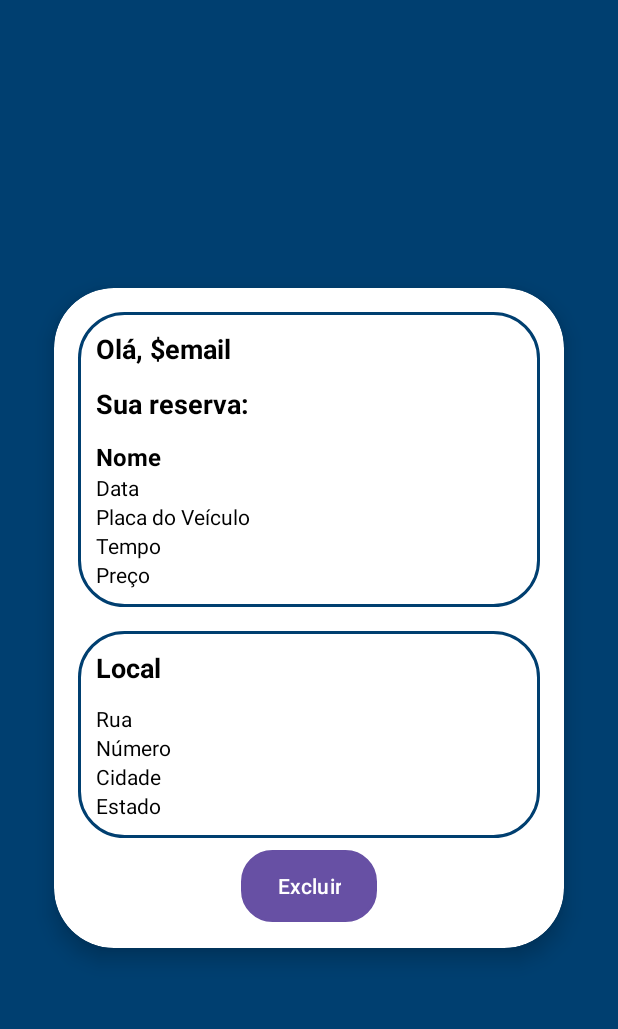
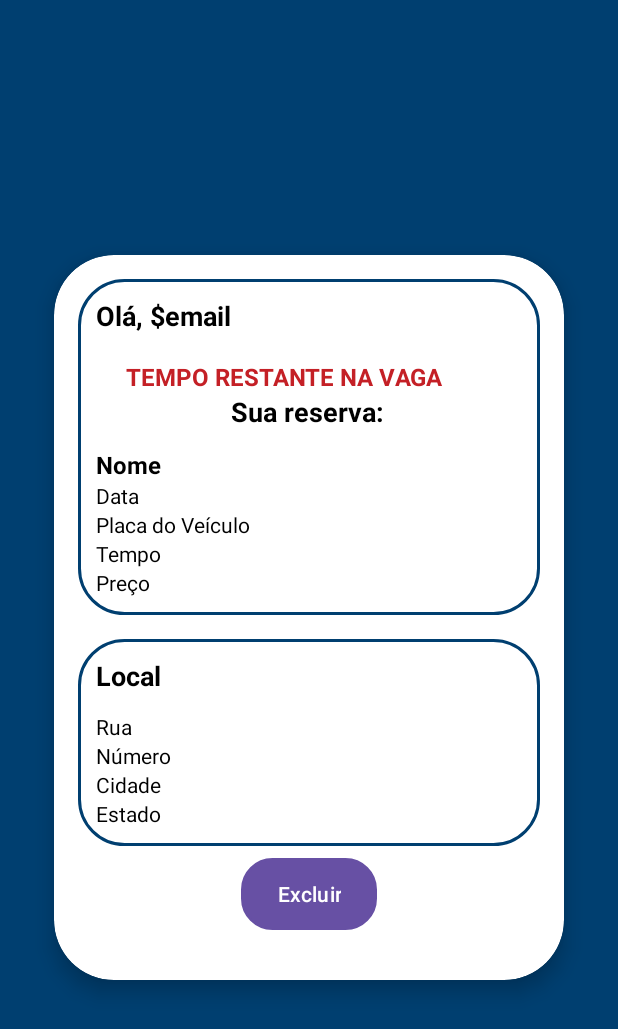
Before and after one commit to VitorMarvulle/GestaoEstacionamento, an Android app: the layout item_consulta.xml on its own in the app's theme, with its tools: preview values and no code run, on a phone screen of 412 x 824 dp. Shown: the top 1029 px of the screen. Run offline under Robolectric (Android 15) with nearby library versions, the phone set to English and light mode, and no system bars.

Commit message:
Ajuste no item_consulta

```diff
--- a/app/src/main/res/layout/item_consulta.xml
+++ b/app/src/main/res/layout/item_consulta.xml
@@ -14,9 +14,10 @@
 
     <androidx.cardview.widget.CardView
         android:layout_width="match_parent"
-        android:layout_height="wrap_content"
+        android:layout_height="531dp"
         android:layout_margin="16dp"
-        android:background="@color/blue1"
+        android:background="@drawable/custom_edittext3"
+        app:cardBackgroundColor="@color/white"
         app:cardCornerRadius="40dp"
         app:cardElevation="8dp"
         app:cardUseCompatPadding="true">
@@ -24,7 +25,7 @@
 
         <LinearLayout
             android:layout_width="match_parent"
-            android:layout_height="432dp"
+            android:layout_height="469dp"
             android:layout_margin="4dp"
             android:orientation="vertical"
             android:padding="12dp">
@@ -50,9 +51,22 @@
 
                 <!-- Campos Nome, Data, Placa, Tempo e Preço -->
                 <TextView
+                    android:id="@+id/textView6"
+                    android:layout_width="match_parent"
+                    android:layout_height="wrap_content"
+                    android:layout_marginLeft="20dp"
+                    android:layout_marginTop="5dp"
+                    android:text="TEMPO RESTANTE NA VAGA"
+                    android:textColor="@color/red1"
+                    android:textSize="16sp"
+                    android:textStyle="bold" />
+
+
+                <TextView
                     android:id="@+id/txtTimer"
                     android:layout_width="match_parent"
                     android:layout_height="wrap_content"
+                    android:layout_marginLeft="90dp"
                     android:layout_marginBottom="12dp"
                     android:text="Sua reserva:"
                     android:textColor="@color/black"
```
